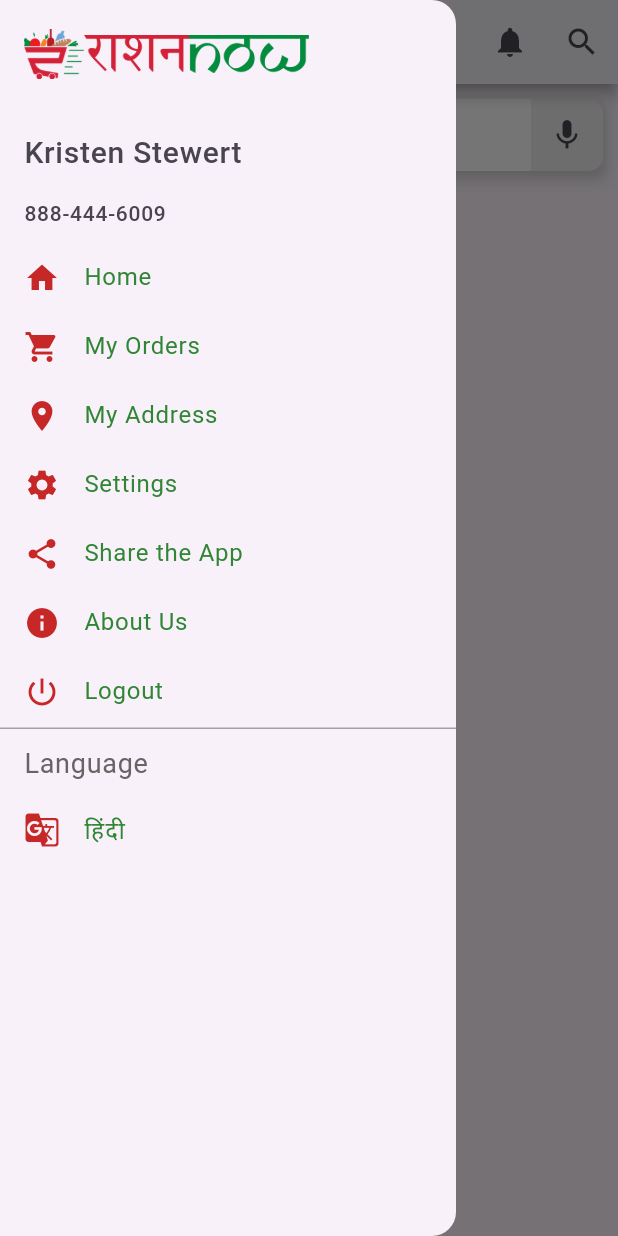
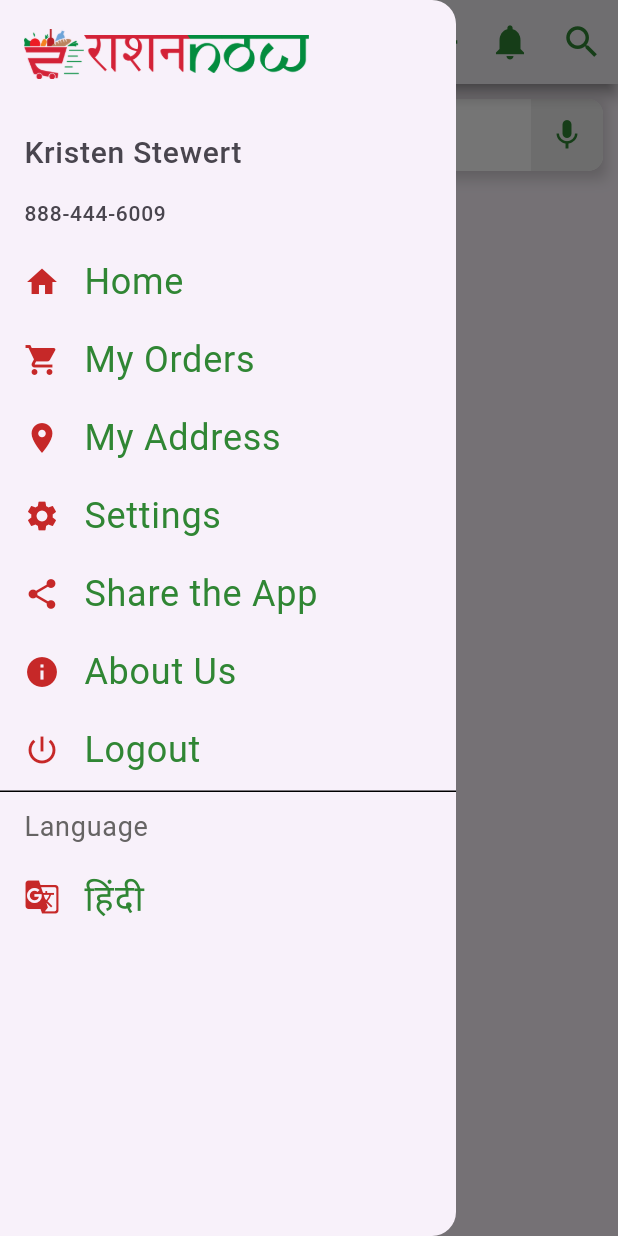
Before and after one commit to ShivamCerbosys/ration_now, a Flutter app: the HomeScreen screen opened directly, with the side drawer open, on a phone screen of 412 x 824 dp. Run offline on Flutter 3.47's test engine with Material 3 defaults, Android fonts, the phone set to English and light mode, and no system bars.

Commit message:
updated-the-ui

```diff
--- a/lib/screens/homescreen.dart
+++ b/lib/screens/homescreen.dart
@@ -19,7 +19,7 @@ class _HomeScreenState extends State<HomeScreen> {
       appBar: AppBar(
         elevation: 4,
         backgroundColor: AppColors.neutralWhite,
-        shadowColor: Colors.grey,
+        shadowColor: AppColors.neutralGrey,
 
         // AppBar configuration.
         leading: Builder(
@@ -27,7 +27,10 @@ class _HomeScreenState extends State<HomeScreen> {
           builder: (BuildContext context) {
             return IconButton(
               // Menu icon button to open the drawer.
-              icon: const Icon(Icons.menu),
+              icon: const Icon(
+                Icons.menu,
+                color: AppColors.primaryRed,
+              ),
               onPressed: () => Scaffold.of(context).openDrawer(),
               // Opens the drawer.
             );
@@ -35,6 +38,7 @@ class _HomeScreenState extends State<HomeScreen> {
         ),
         title: Column(
           crossAxisAlignment: CrossAxisAlignment.start,
+          // mainAxisAlignment: MainAxisAlignment.,
           children: [
             Image.asset(
               'assets/images/rashanow2.png', // Logo or image asset.
@@ -51,15 +55,27 @@ class _HomeScreenState extends State<HomeScreen> {
           // Action buttons on the AppBar.
           IconButton(
             onPressed: () {}, // Placeholder callback for location button.
-            icon: const Icon(Icons.my_location_outlined),
+            icon: const Icon(
+              size: 28,
+              Icons.my_location_outlined,
+              color: AppColors.primaryGreen,
+            ),
           ),
           IconButton(
             onPressed: () {}, // Placeholder callback for notifications button.
-            icon: const Icon(Icons.notifications),
+            icon: const Icon(
+              size: 28,
+              Icons.notifications,
+              color: AppColors.primaryGreen,
+            ),
           ),
           IconButton(
             onPressed: () {}, // Placeholder callback for search button.
-            icon: const Icon(Icons.search),
+            icon: const Icon(
+              size: 28,
+              Icons.search,
+              color: AppColors.primaryGreen,
+            ),
           ),
         ],
       ),
@@ -92,8 +108,8 @@ class _HomeScreenState extends State<HomeScreen> {
                       borderSide: BorderSide.none,
                     ),
                     filled: true,
-                    fillColor:
-                        Colors.white, // White background for the TextField
+                    fillColor: AppColors
+                        .neutralWhite, // White background for the TextField
                     contentPadding: EdgeInsets.fromLTRB(12, 12, 48,
                         12), // Adjust padding to make space for the mic button
                   ),
@@ -111,7 +127,10 @@ class _HomeScreenState extends State<HomeScreen> {
                     ),
                   ),
                   child: IconButton(
-                    icon: const Icon(Icons.mic),
+                    icon: const Icon(
+                      Icons.mic,
+                      color: AppColors.primaryGreen,
+                    ),
                     onPressed: () {
                       // Implement microphone action
                     },
--- a/lib/widgets/drawer_widget.dart
+++ b/lib/widgets/drawer_widget.dart
@@ -92,7 +92,7 @@ class DrawerWidget extends StatelessWidget {
           const Divider(
             // Divider to visually separate content sections.
             height: 3,
-            color: AppColors.neutralBlack400,
+            color: AppColors.neutralBlack,
           ),
           const ListTile(
             // ListTile for the 'Language' label.
--- a/lib/widgets/listtile_widget.dart
+++ b/lib/widgets/listtile_widget.dart
@@ -26,7 +26,7 @@ class ListTileWidget extends StatelessWidget {
       ), // Leading icon with color.
       title: Text(
         title,
-        style: const TextStyle(color: AppColors.primaryGreen),
+        style: const TextStyle(color: AppColors.primaryGreen, fontSize: 24),
       ), // Text title with style.
       onTap: () {
         Navigator.pop(context); // Navigates back on tap.
```
